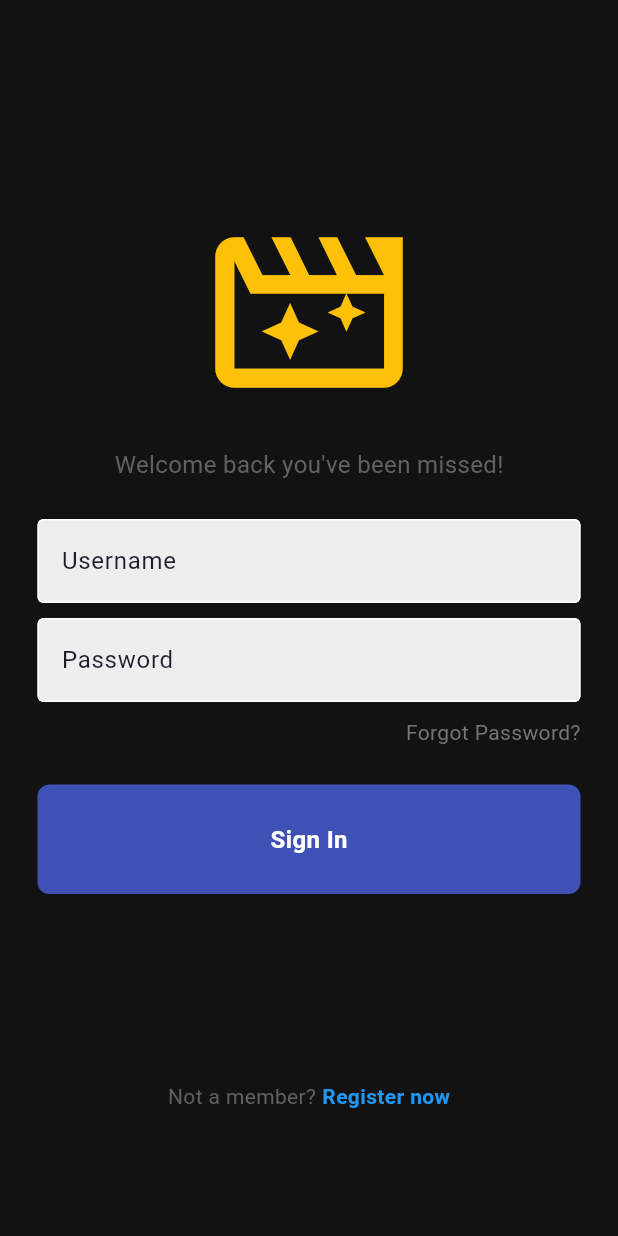
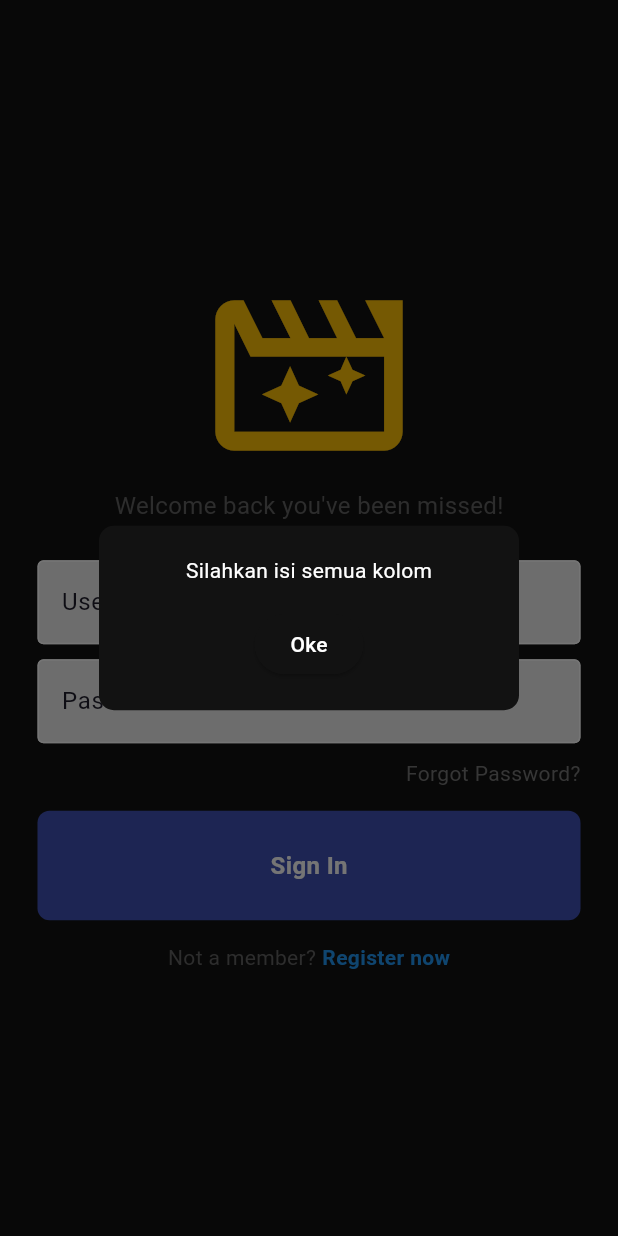
Before and after one commit to Barmono-Berutu/StreamingMovie, a Flutter app: the screen it shows after launch, after a tap on "Sign In", on a phone screen of 412 x 824 dp. Run offline on Flutter 3.47's test engine with Material 3 defaults, Android fonts, the light colour scheme and no system bars; our stand-ins replace animated_splash_screen, cached_network_image, carousel_slider, cloud_firestore, firebase_auth, firebase_core and 5 more; accounts and stored records are empty.

Commit message:
perubahan login dan perbaikan

```diff
--- a/lib/page/login_data/component_login/my_textfield.dart
+++ b/lib/page/login_data/component_login/my_textfield.dart
@@ -4,12 +4,14 @@ class MyTextField extends StatelessWidget {
   final controller;
   final String hintText;
   final bool obscureText;
+  final Function(String)? onSubmitted;
 
   const MyTextField({
     super.key,
     required this.controller,
     required this.hintText,
     required this.obscureText,
+    required this.onSubmitted,
   });
 
   @override
@@ -17,6 +19,7 @@ class MyTextField extends StatelessWidget {
     return Padding(
       padding: const EdgeInsets.symmetric(horizontal: 25.0),
       child: TextField(
+        onSubmitted: onSubmitted,
         controller: controller,
         obscureText: obscureText,
         style: TextStyle(color: Theme.of(context).colorScheme.background),
--- a/lib/page/login_data/login/login_page.dart
+++ b/lib/page/login_data/login/login_page.dart
@@ -5,6 +5,7 @@ import 'package:streaming_app/page/login_data/component_login/my_textfield.dart'
 
 class LoginPage extends StatelessWidget {
   final Function()? onTap;
+
   LoginPage({super.key, required this.onTap});
 
   // text editing controllers
@@ -12,10 +13,58 @@ class LoginPage extends StatelessWidget {
   final passwordController = TextEditingController();
 
   // sign user in method
-  void signUserIn() async {
+  void Login(BuildContext context) async {
+    if (usernameController.text.isEmpty || passwordController.text.isEmpty) {
+      pesan(context, "Silahkan isi semua kolom");
+      return;
+    }
+
+    try {
       await FirebaseAuth.instance.signInWithEmailAndPassword(
         email: usernameController.text,
         password: passwordController.text,
+      );
+    } on FirebaseAuthException catch (e) {
+      String message;
+      if (e.code == 'user-not-found') {
+        message = 'Pengguna tidak ditemukan.';
+      } else if (e.code == 'wrong-password') {
+        message = 'Kata sandi salah.';
+      } else {
+        message = 'Terjadi kesalahan. Silakan coba lagi.';
+      }
+      pesan(context, message);
+    } catch (e) {
+      pesan(context, 'Terjadi kesalahan. Silakan coba lagi.');
+    }
+  }
+
+  void pesan(BuildContext context, String text) {
+    showDialog(
+      context: context,
+      builder: (BuildContext context) {
+        return Dialog(
+          shape: RoundedRectangleBorder(
+            borderRadius: BorderRadius.circular(10.0),
+          ),
+          child: Container(
+            padding: EdgeInsets.all(20.0),
+            child: Column(
+              mainAxisSize: MainAxisSize.min,
+              children: [
+                Text(text),
+                SizedBox(height: 15),
+                ElevatedButton(
+                  onPressed: () {
+                    Navigator.of(context).pop();
+                  },
+                  child: Text("Oke"),
+                ),
+              ],
+            ),
+          ),
+        );
+      },
     );
   }
 
@@ -25,18 +74,11 @@ class LoginPage extends StatelessWidget {
       body: Container(
         width: MediaQuery.of(context).size.width,
         height: MediaQuery.of(context).size.height,
-        child: SafeArea(
-          child: Center(
-            child: SingleChildScrollView(
         child: Column(
           mainAxisAlignment: MainAxisAlignment.center,
+          crossAxisAlignment: CrossAxisAlignment.center,
           children: [
-                  const SizedBox(height: 50),
-
-                  Icon(Icons.movie_filter_outlined,
-                      color: Colors.amber, size: 150),
-
-                  const SizedBox(height: 15),
+            Icon(Icons.movie_filter_outlined, color: Colors.amber, size: 150),
 
             // welcome back, you've been missed!
             Text(
@@ -51,6 +93,7 @@ class LoginPage extends StatelessWidget {
 
             // username textfield
             MyTextField(
+              onSubmitted: (value) => Login(context),
               controller: usernameController,
               hintText: 'Username',
               obscureText: false,
@@ -60,6 +103,7 @@ class LoginPage extends StatelessWidget {
 
             // password textfield
             MyTextField(
+              onSubmitted: (value) => Login(context),
               controller: passwordController,
               hintText: 'Password',
               obscureText: true,
@@ -81,13 +125,14 @@ class LoginPage extends StatelessWidget {
               ),
             ),
 
-                  const SizedBox(height: 25),
+            const SizedBox(height: 15),
 
             // sign in button
             MyButton(
-                    onTap: signUserIn,
+              onTap: () => Login(context),
             ),
-                  const SizedBox(height: 125),
+            const SizedBox(height: 15),
+
             // not a member? register now
             Row(
               mainAxisAlignment: MainAxisAlignment.center,
@@ -108,11 +153,8 @@ class LoginPage extends StatelessWidget {
                   ),
                 ),
               ],
-                  )
+            ),
           ],
-              ),
-            ),
-          ),
         ),
       ),
     );
--- a/lib/page/profile_data/profile_detail/edit_profil.dart
+++ b/lib/page/profile_data/profile_detail/edit_profil.dart
@@ -72,9 +72,7 @@ class _Edit_ProfilState extends State<Edit_Profil> {
                         'Phone',
                         '081234567891',
                         CupertinoIcons.phone,
-                        onTap: () {
-
-                        },
+                        onTap: () {},
                       ),
                       const SizedBox(height: 10),
                       itemProfile(
--- a/pubspec.yaml
+++ b/pubspec.yaml
@@ -42,6 +42,7 @@ flutter_launcher_icons:
   android: "launcher_icon"
   ios: true
   image_path: "lib/gambar/g.png"
+  adaptive_icon_background: "#000000"
   min_sdk_android: 23 # android min sdk min:16, default 21
 
 
```
Also changed, not shown: lib/page/login_data/login/register.dart (+52 -18 lines), firebase.json, lib/firebase_options.dart, 1 other file. Lines whose indentation alone changed are shown as unchanged.
